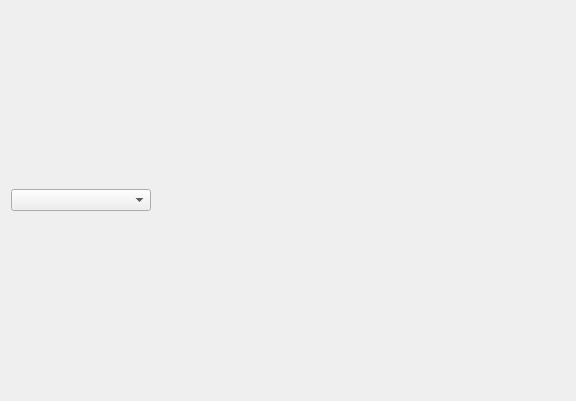
Above: galacteek/ui/ipfssearchw.ui from pinnaculum/galacteek before the change. Below: the same form after it.
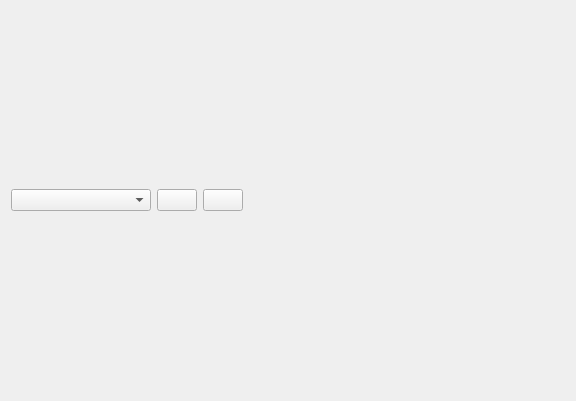
That is the form after the change.

```diff
--- a/galacteek/ui/ipfssearchw.ui
+++ b/galacteek/ui/ipfssearchw.ui
@@ -34,6 +34,20 @@
          </property>
         </widget>
        </item>
+       <item>
+        <widget class="QPushButton" name="prevPageButton">
+         <property name="text">
+          <string/>
+         </property>
+        </widget>
+       </item>
+       <item>
+        <widget class="QPushButton" name="nextPageButton">
+         <property name="text">
+          <string/>
+         </property>
+        </widget>
+       </item>
        <item>
         <spacer name="horizontalSpacer">
          <property name="orientation">
```
